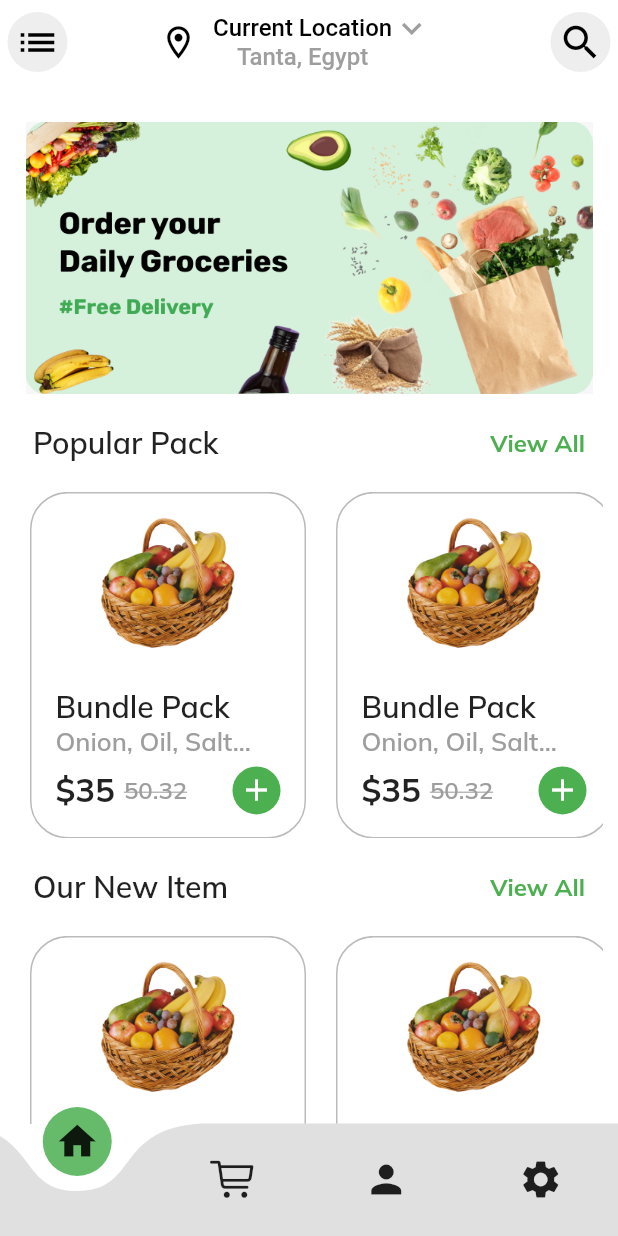
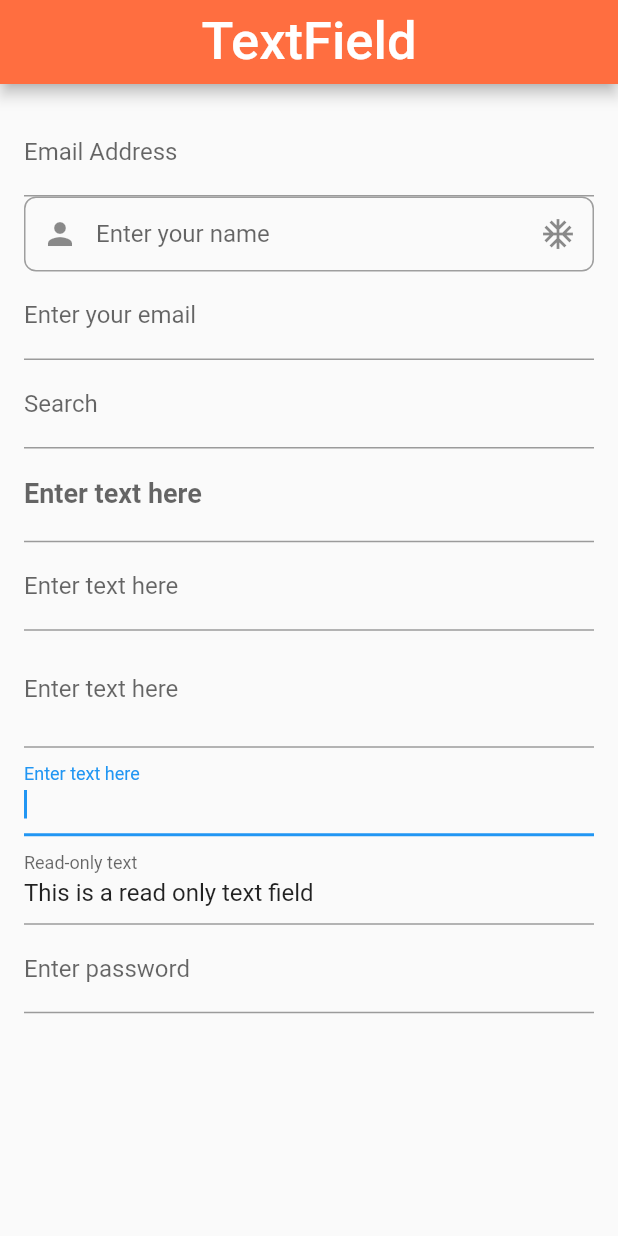
Before and after one commit to OmarAmeer96/iti_session2_tasks, a Flutter app: the screen it shows after launch, on a phone screen of 412 x 824 dp. Run offline on Flutter 3.47's test engine with Material 2 defaults, Android fonts, the light colour scheme and no system bars; drawn by our look-alikes of curved_navigation_bar; our stand-ins replace animated_splash_screen, flutter_svg, font_awesome_flutter, lottie, page_transition; missing offline and left inert: intro_screen_onboarding_flutter; Roboto replaces fonts that are missing (RoosterPersonalUse).

Commit message:
Commit - Explaining TextField Attributes

```diff
--- a/lib/main.dart
+++ b/lib/main.dart
@@ -6,6 +6,7 @@ import 'package:iti_flutter_session2/screens/home_screen.dart';
 import 'package:iti_flutter_session2/screens/login_screen.dart';
 import 'package:iti_flutter_session2/screens/onboarding.dart';
 import 'package:iti_flutter_session2/screens/splash_screen.dart';
+import 'package:iti_flutter_session2/screens/text_field_screen.dart';
 
 void main() {
   runApp(const MyApp());
@@ -25,9 +26,10 @@ class MyApp extends StatelessWidget {
         GetStarted.id: (context) => const GetStarted(),
         OnBoarding.id: (context) => OnBoarding(),
         StoreHomeScreen.id: (context) => const StoreHomeScreen(),
-        PopularPackScreen.id: (context) => PopularPackScreen(),
+        PopularPackScreen.id: (context) => const PopularPackScreen(),
+        TextFieldScreen.id: (context) => const TextFieldScreen(),
       },
-      initialRoute: StoreHomeScreen.id,
+      initialRoute: TextFieldScreen.id,
     );
   }
 }
--- a/lib/models/product_data_model.dart
+++ b/lib/models/product_data_model.dart
@@ -103,7 +103,7 @@ List<Product> products = [
   Product(
     name: "Snack Attack",
     description: "Chips, Popcorn...",
-    imageAsset: "assets/images/fruit.png",
+    imageAsset: "assets/images/Fruit.png",
     price: 16,
     discountedPrice: 20.40,
   ),
--- /dev/null
+++ b/lib/screens/text_field_screen.dart
@@ -0,0 +1,182 @@
+import 'package:flutter/material.dart';
+
+class TextFieldScreen extends StatefulWidget {
+  const TextFieldScreen({super.key});
+
+  static String id = 'TesxtFieldScreen';
+
+  @override
+  State<TextFieldScreen> createState() => _TextFieldScreenState();
+}
+
+const String fixedValue = "This is a read only text field";
+
+class _TextFieldScreenState extends State<TextFieldScreen> {
+  final TextEditingController _emailController = TextEditingController();
+  final TextEditingController _textEditingController =
+      TextEditingController(text: fixedValue);
+
+  @override
+  Widget build(BuildContext context) {
+    return Scaffold(
+      appBar: _buildAppBar(),
+      body: Padding(
+        padding: const EdgeInsets.all(16.0),
+        child: SingleChildScrollView(
+          child: Column(
+            mainAxisAlignment: MainAxisAlignment.start,
+            crossAxisAlignment: CrossAxisAlignment.center,
+            children: [
+              _buildValidationTextField(context),
+              _buildDecorationTextField(),
+              _buildKeyBoardTypeTextField(),
+              _buildTextInputAction(),
+              _buildStyle(),
+              _buildTextAlign(),
+              _buildMinMax(),
+              _buildAutoFocus(),
+              _buildReadOnly(),
+              _buildObscureText(),
+            ],
+          ),
+        ),
+      ),
+    );
+  }
+
+  TextField _buildObscureText() {
+    return const TextField(
+      obscureText: true,
+      decoration: InputDecoration(labelText: 'Enter password'),
+    );
+  }
+
+  TextField _buildReadOnly() {
+    return TextField(
+      controller: _textEditingController,
+      readOnly: true,
+      decoration: const InputDecoration(labelText: 'Read-only text'),
+    );
+  }
+
+  TextField _buildAutoFocus() {
+    return const TextField(
+      autofocus: true,
+      decoration: InputDecoration(labelText: 'Enter text here'),
+    );
+  }
+
+  TextField _buildMinMax() {
+    return const TextField(
+      minLines: 2,
+      maxLines: 5,
+      decoration: InputDecoration(labelText: 'Enter text here'),
+    );
+  }
+
+  TextField _buildTextAlign() {
+    return const TextField(
+      textAlign: TextAlign.end,
+      decoration: InputDecoration(labelText: 'Enter text here'),
+    );
+  }
+
+  TextField _buildStyle() {
+    return const TextField(
+      style: TextStyle(
+        fontSize: 18.0,
+        fontWeight: FontWeight.bold,
+        color: Colors.blue,
+      ),
+      decoration: InputDecoration(labelText: 'Enter text here'),
+    );
+  }
+
+  TextField _buildTextInputAction() {
+    return const TextField(
+      textInputAction: TextInputAction.search,
+      decoration: InputDecoration(labelText: 'Search'),
+    );
+  }
+
+  TextField _buildKeyBoardTypeTextField() {
+    return const TextField(
+      keyboardType: TextInputType.emailAddress,
+      decoration: InputDecoration(labelText: 'Enter your email'),
+    );
+  }
+
+  TextField _buildDecorationTextField() {
+    return TextField(
+      enabled: true,
+      decoration: InputDecoration(
+        constraints: const BoxConstraints(
+          maxHeight: 50,
+          minHeight: 20,
+          maxWidth: double.infinity,
+          minWidth: 100,
+        ),
+        labelText: 'Enter your name',
+        hintText: 'Omar Ameer',
+        border: const OutlineInputBorder(),
+        focusedBorder: OutlineInputBorder(
+          borderSide: const BorderSide(color: Colors.blue, width: 2.0),
+          borderRadius: BorderRadius.circular(8.0),
+        ),
+        enabledBorder: OutlineInputBorder(
+          borderSide: const BorderSide(color: Colors.grey, width: 1.0),
+          borderRadius: BorderRadius.circular(8.0),
+        ),
+        disabledBorder: OutlineInputBorder(
+          borderSide: const BorderSide(color: Colors.red, width: 1.0),
+          borderRadius: BorderRadius.circular(8.0),
+        ),
+        prefixIcon: const Icon(Icons.person),
+        suffixIcon: const Icon(Icons.ac_unit_outlined),
+      ),
+    );
+  }
+
+  TextField _buildValidationTextField(BuildContext context) {
+    return TextField(
+      controller: _emailController,
+      decoration: const InputDecoration(
+        labelText: 'Email Address',
+      ),
+      onSubmitted: (text) {
+        if (!_isValidEmail(text)) {
+          ScaffoldMessenger.of(context).showSnackBar(
+            const SnackBar(
+              content: Text('Invalid email address'),
+            ),
+          );
+        } else {
+          ScaffoldMessenger.of(context).showSnackBar(
+            const SnackBar(
+              content: Text('Valid Email address'),
+            ),
+          );
+        }
+      },
+    );
+  }
+
+  AppBar _buildAppBar() {
+    return AppBar(
+      backgroundColor: Colors.deepOrangeAccent,
+      title: const Text(
+        'TextField',
+        style: TextStyle(
+          fontFamily: "RoosterPersonalUse",
+          fontSize: 35,
+        ),
+      ),
+      centerTitle: true,
+    );
+  }
+
+  bool _isValidEmail(String text) {
+    RegExp regex = RegExp(r'^[a-zA-Z0-9.+_-]+@[a-zA-Z0-9.]+\.[a-zA-Z]+$');
+    return regex.hasMatch(text);
+  }
+}
--- a/pubspec.yaml
+++ b/pubspec.yaml
@@ -94,6 +94,9 @@ flutter:
     - family: Mulish-SemiBold
       fonts:
         - asset: assets/fonts/Mulish-SemiBold.ttf
+    - family: RoosterPersonalUse
+      fonts:
+        - asset: assets\fonts\RoosterPersonalUse-3z8d8.ttf
   #
   # For details regarding fonts from package dependencies,
   # see https://flutter.dev/custom-fonts/#from-packages
```
Also changed, not shown: assets/fonts/RoosterPersonalUse-3z8d8.ttf (added).
